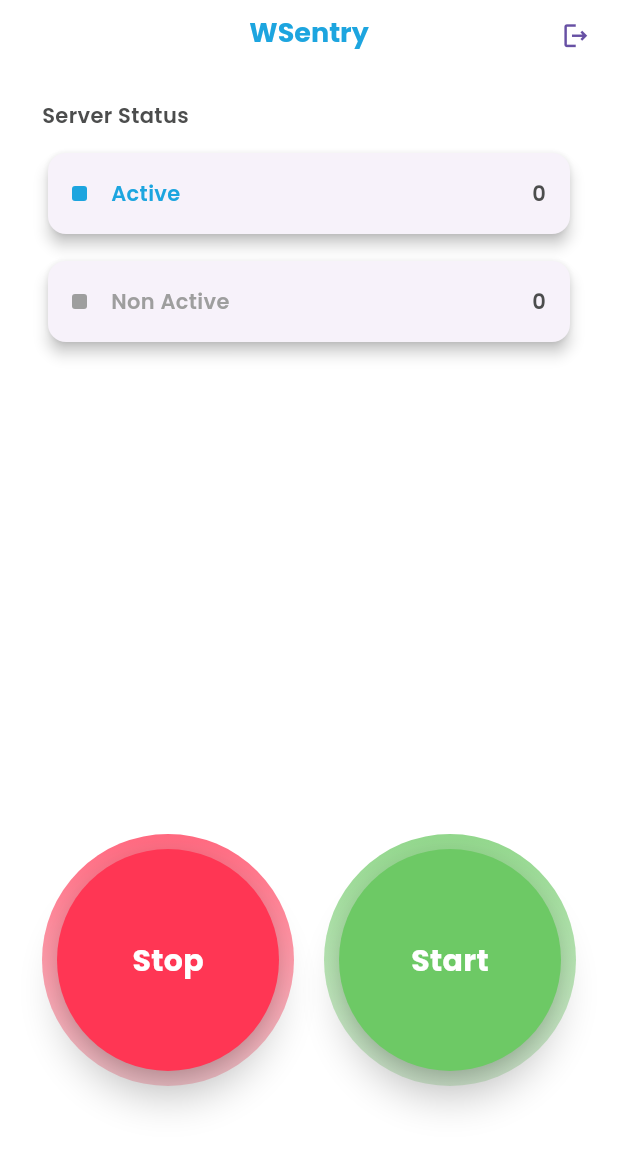
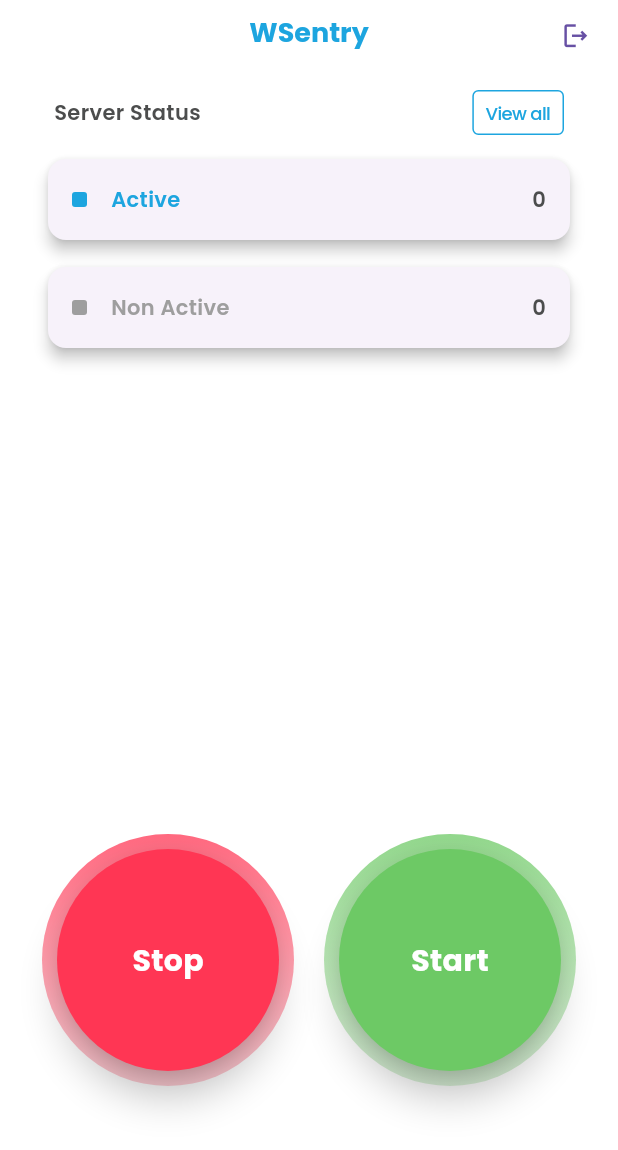
Before and after one commit to twilight2dev/w_sentry, a Flutter app: the HomeScreen screen opened by its route, after a tap on "Okay", on a phone screen of 412 x 824 dp. Shown: the top 1150 px of the screen. Run offline on Flutter 3.47's test engine with Material 3 defaults, Android fonts, the phone set to English and light mode, and no system bars; our stand-ins replace dio, flutter_riverpod, flutter_secure_storage, flutter_svg, go_router, hive_flutter and 1 more; missing offline and left inert: biometric_storage; accounts and stored records are empty; generated files the repository leaves out were written again; network calls fail; project files that could hold a hidden picture were left out.

Commit message:
add server list

```diff
--- a/lib/common/services/navigator_service.dart
+++ b/lib/common/services/navigator_service.dart
@@ -1,6 +1,7 @@
 import 'package:flutter/material.dart';
 import 'package:flutter_riverpod/flutter_riverpod.dart';
 import 'package:w_sentry/data/source/remote/exceptions/api_exception.dart';
+import 'package:w_sentry/presentation/app_router.dart';
 import 'package:w_sentry/presentation/shared_providers/auth/auth_viewmodel.dart';
 import 'package:w_sentry/presentation/shared_widgets/bottom_sheet/bottom_sheet_handle_bar.dart';
 import 'package:w_sentry/presentation/shared_widgets/dialog/confirmation_dialog.dart';
@@ -127,6 +128,7 @@ class NavigatorService {
           onConfirm: () {
             if (isAuthException) {
               ref.read(authVMProvider.notifier).logout();
+              ref.read(routerProvider).go(AppScreens.login.path);
             }
           },
         );
--- a/lib/presentation/app.dart
+++ b/lib/presentation/app.dart
@@ -26,8 +26,8 @@ class _ApplicationState extends BaseState<Application> {
   @override
   Future<void> onResume() async {
     super.onResume();
-    final currentLocation = ref.read(routerProvider).location;
-    if (currentLocation == AppScreens.main.path) {
+    final locations = ref.read(routerProvider).routerDelegate.currentConfiguration.matches.map((e) => e.subloc);
+    if (locations.contains(AppScreens.main.path)) {
       ref.read(routerProvider).go(AppScreens.verify_biometric.path);
     }
   }
--- a/lib/presentation/screens/home/home_screen.dart
+++ b/lib/presentation/screens/home/home_screen.dart
@@ -1,5 +1,6 @@
 import 'dart:async';
 
+import 'package:flutter/cupertino.dart';
 import 'package:flutter/material.dart';
 import 'package:w_sentry/common/extensions/text_style_ext.dart';
 import 'package:w_sentry/presentation/app_router.dart';
@@ -82,9 +83,16 @@ class _HomeScreenState extends BaseState<HomeScreen> {
               crossAxisAlignment: CrossAxisAlignment.start,
               mainAxisSize: MainAxisSize.min,
               children: [
-                const SizedBox(height: 18),
-                const Text('Server Status', style: AppTypography.poppins_14px_w600),
-                const SizedBox(height: 10),
+                Padding(
+                  padding: const EdgeInsets.symmetric(horizontal: 8, vertical: 12),
+                  child: Row(
+                    mainAxisAlignment: MainAxisAlignment.spaceBetween,
+                    children: [
+                      const Text('Server Status', style: AppTypography.poppins_14px_w600),
+                      _buildViewAllButton(state),
+                    ],
+                  ),
+                ),
                 StatusCard(isActive: true, quantity: state.activeServers.length),
                 const SizedBox(height: 10),
                 StatusCard(isActive: false, quantity: state.inActiveServers.length),
@@ -111,6 +119,28 @@ class _HomeScreenState extends BaseState<HomeScreen> {
               ],
             );
           }),
+        ),
+      ),
+    );
+  }
+
+  Widget _buildViewAllButton(HomeState state) {
+    return CupertinoButton(
+      padding: EdgeInsets.zero,
+      minSize: 0,
+      onPressed: () {
+        push(AppScreens.server_list.path, extra: state.servers);
+      },
+      child: Container(
+        padding: const EdgeInsets.symmetric(horizontal: 8, vertical: 4),
+        alignment: Alignment.center,
+        decoration: BoxDecoration(
+          border: Border.all(color: AppColors.primary),
+          borderRadius: BorderRadius.circular(4),
+        ),
+        child: Text(
+          'View all',
+          style: AppTypography.poppins_12px_w500.withColor(AppColors.primary),
         ),
       ),
     );
--- a/lib/presentation/shared_providers/auth/auth_viewmodel.dart
+++ b/lib/presentation/shared_providers/auth/auth_viewmodel.dart
@@ -22,7 +22,7 @@ class AuthViewModel extends StateNotifier<AuthState> {
   }
 
   Future<void> checkBiometricSetup() async {
-    final isBiometricSetup = localStorage.isBiometricSetup.get();
+    final isBiometricSetup = localStorage.isBiometricSetup.get() ?? false;
     state = state.copyWith(isBiometricSetup: isBiometricSetup);
   }
 
--- a/lib/presentation/shared_widgets/button/logout_button.dart
+++ b/lib/presentation/shared_widgets/button/logout_button.dart
@@ -2,8 +2,8 @@ import 'package:flutter/cupertino.dart';
 import 'package:flutter/material.dart';
 import 'package:flutter_riverpod/flutter_riverpod.dart';
 import 'package:go_router/go_router.dart';
-import 'package:w_sentry/data/source/local/storage/local_storage.dart';
 import 'package:w_sentry/presentation/app_router.dart';
+import 'package:w_sentry/presentation/shared_providers/auth/auth_viewmodel.dart';
 
 class LogoutButton extends ConsumerWidget {
   const LogoutButton({
@@ -17,7 +17,7 @@ class LogoutButton extends ConsumerWidget {
       minSize: 0,
       child: const Icon(Icons.logout_outlined),
       onPressed: () {
-        ref.read(localStorageProvider).isBiometricSetup.set(false);
+        ref.read(authVMProvider.notifier).logout();
         context.go(AppScreens.login.path);
       },
     );
```
Also changed, not shown: lib/presentation/app_router.dart (+14 -0 lines), lib/presentation/screens/server/server_list_screen.dart (added, +53 -0 lines).
